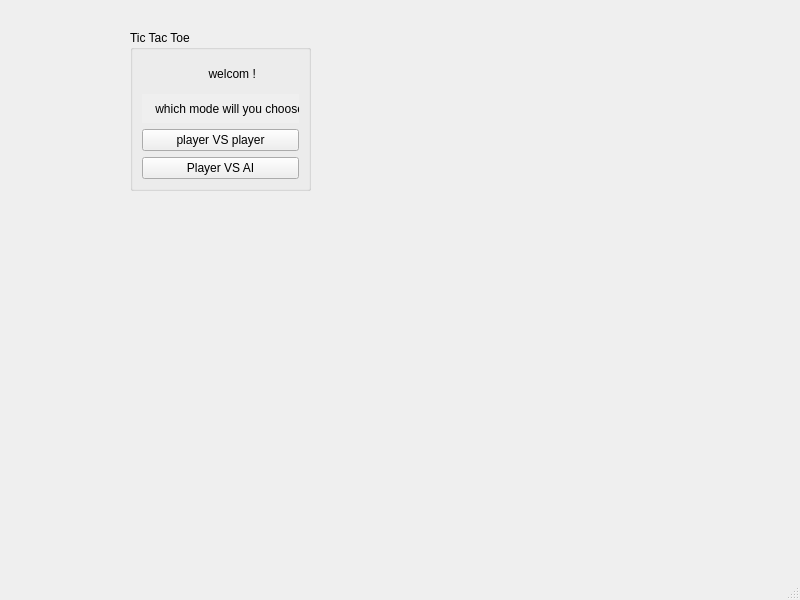
This is tictactoev/mainwindow.ui in Jolinejo/Advanced-Tic-Tac-Toe as Qt 5 draws it before an edit. The edited form follows.
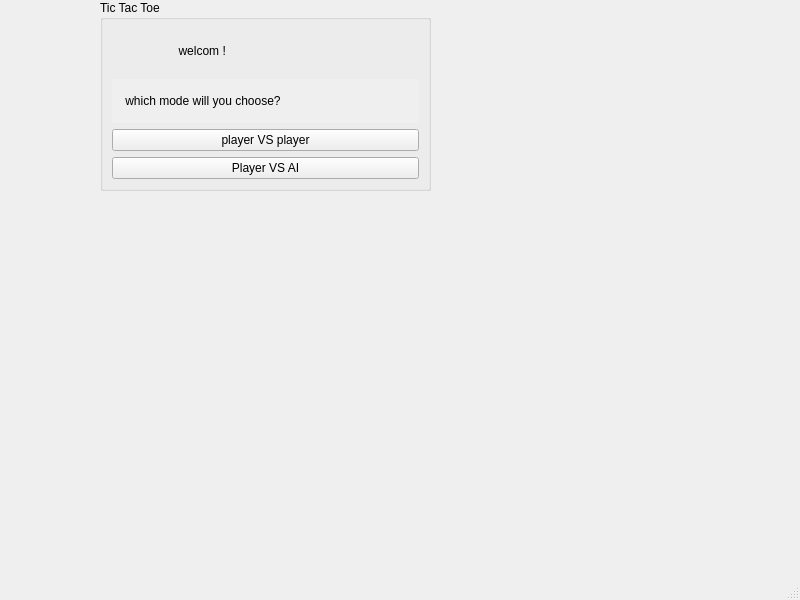
This is the edited form.

Commit message: made ui a bit bigger

```diff
--- a/tictactoev/mainwindow.ui
+++ b/tictactoev/mainwindow.ui
@@ -20,10 +20,10 @@
    <widget class="QGroupBox" name="groupBox">
     <property name="geometry">
      <rect>
-      <x>130</x>
-      <y>30</y>
-      <width>181</width>
-      <height>161</height>
+      <x>100</x>
+      <y>0</y>
+      <width>331</width>
+      <height>191</height>
      </rect>
     </property>
     <property name="title">
```
Left out of the diff: 2 changed lines with no effect on the pictures. The commit also changes 1 other file.
